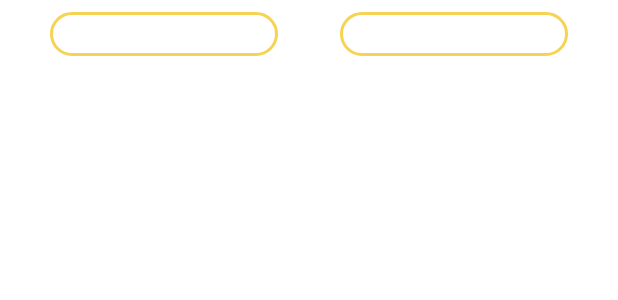
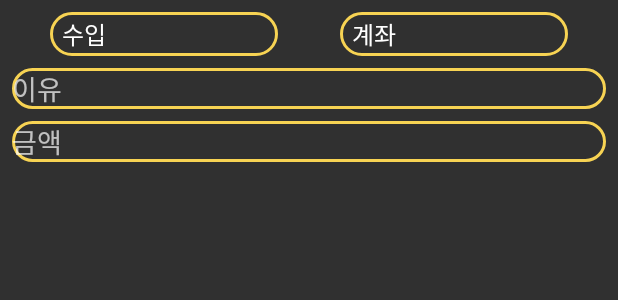
Before and after one commit to notmyfault02/TodayMoney, an Android app: the layout activity_add.xml on its own in the app's theme, with its tools: preview values and no code run, on a phone screen of 412 x 824 dp. Shown: the top 300 px of the screen. Run offline under Robolectric (Android 15) with nearby library versions, the phone set to English and light mode, and no system bars.

Commit message:
Update Add Ui

```diff
--- a/app/src/main/AndroidManifest.xml
+++ b/app/src/main/AndroidManifest.xml
@@ -9,7 +9,8 @@
             android:roundIcon="@mipmap/ic_money_round"
             android:supportsRtl="true"
             android:theme="@style/Theme.AppCompat.NoActionBar">
-        <activity android:name=".ui.AddActivity">
+        <activity android:name=".ui.AddActivity"
+                android:theme="@style/Theme.AppCompat.Dialog">
         </activity>
         <activity
                 android:name=".SplashActivity"
--- a/app/src/main/java/com/example/todaymoney/ui/AddActivity.kt
+++ b/app/src/main/java/com/example/todaymoney/ui/AddActivity.kt
@@ -1,6 +1,7 @@
 package com.example.todaymoney.ui
 
 import android.os.Bundle
+import android.view.Window
 import androidx.appcompat.app.AppCompatActivity
 import com.example.todaymoney.R
 import com.example.todaymoney.db.AppDatabase
@@ -15,6 +16,7 @@ class AddActivity : AppCompatActivity() {
 
     override fun onCreate(savedInstanceState: Bundle?) {
         super.onCreate(savedInstanceState)
+        requestWindowFeature(Window.FEATURE_NO_TITLE)
         setContentView(R.layout.activity_add)
 
         appDb = AppDatabase.getInstance(this)
--- a/app/src/main/res/drawable/custom_spiner.xml
+++ b/app/src/main/res/drawable/custom_spiner.xml
@@ -2,8 +2,6 @@
 <shape xmlns:android="http://schemas.android.com/apk/res/android">
     <corners
         android:radius="20dp"/>
-
-    <solid android:color="#FFFFFF"/>
     <stroke
         android:width="2dp"
         android:color="@color/colorPrimary"/>
--- a/app/src/main/res/layout/activity_add.xml
+++ b/app/src/main/res/layout/activity_add.xml
@@ -4,11 +4,12 @@
         xmlns:tools="http://schemas.android.com/tools"
         xmlns:app="http://schemas.android.com/apk/res-auto"
         android:layout_width="match_parent"
-        android:layout_height="match_parent"
-        tools:context=".ui.AddActivity"
-        android:background="#FFFFFF">
+        android:layout_height="wrap_content"
+        tools:context=".ui.AddActivity">
 
     <Spinner
+            android:entries="@array/spinner_how"
+            android:spinnerMode="dropdown"
             android:background="@drawable/custom_spiner"
             android:layout_width="152dp"
             android:layout_height="29dp"
@@ -16,10 +17,34 @@
             app:layout_constraintTop_toTopOf="parent" android:layout_marginTop="8dp"
             app:layout_constraintEnd_toStartOf="@+id/add_tool_spn" android:layout_marginEnd="8dp"/>
     <Spinner
-            android:background="@drawable/custom_spiner"
             android:layout_width="152dp"
             android:layout_height="29dp"
+            android:spinnerMode="dropdown"
+            android:background="@drawable/custom_spiner"
+            android:entries="@array/spinner_tool"
             android:id="@+id/add_tool_spn" app:layout_constraintEnd_toEndOf="parent" android:layout_marginEnd="8dp"
             app:layout_constraintTop_toTopOf="parent" android:layout_marginTop="8dp"
             app:layout_constraintStart_toEndOf="@+id/add_how_spn" android:layout_marginStart="8dp"/>
+    <EditText
+            android:layout_width="0dp"
+            android:layout_height="wrap_content"
+            android:background="@drawable/custom_spiner"
+            android:inputType="textPersonName"
+            android:ems="10"
+            android:id="@+id/add_reason_et" android:layout_marginStart="8dp"
+            app:layout_constraintStart_toStartOf="parent" android:layout_marginEnd="8dp"
+            app:layout_constraintEnd_toEndOf="parent" android:layout_marginTop="8dp"
+            app:layout_constraintTop_toBottomOf="@+id/add_how_spn" android:hint="이유" android:textColor="#000000"/>
+    <EditText
+            android:layout_width="0dp"
+            android:layout_height="wrap_content"
+            android:inputType="textPersonName"
+            android:background="@drawable/custom_spiner"
+            android:textColor="#000000"
+            android:ems="10"
+            android:id="@+id/add_money_et" android:layout_marginStart="8dp"
+            app:layout_constraintStart_toStartOf="parent" android:layout_marginEnd="8dp"
+            app:layout_constraintEnd_toEndOf="parent" android:layout_marginTop="8dp"
+            app:layout_constraintTop_toBottomOf="@+id/add_reason_et" android:layout_marginBottom="8dp"
+            app:layout_constraintBottom_toBottomOf="parent" android:hint="금액"/>
 </androidx.constraintlayout.widget.ConstraintLayout>
--- /dev/null
+++ b/app/src/main/res/values/arrays.xml
@@ -0,0 +1,11 @@
+<?xml version="1.0" encoding="utf-8"?>
+<resources>
+    <string-array name="spinner_how">
+        <item>수입</item>
+        <item>지출</item>
+    </string-array>
+    <string-array name="spinner_tool">
+        <item>계좌</item>
+        <item>현찰</item>
+    </string-array>
+</resources>
```
Also changed, not shown: app/src/main/java/com/example/todaymoney/MainActivity.kt (+13 -0 lines), app/src/main/res/layout/activity_main.xml (+7 -0 lines).
